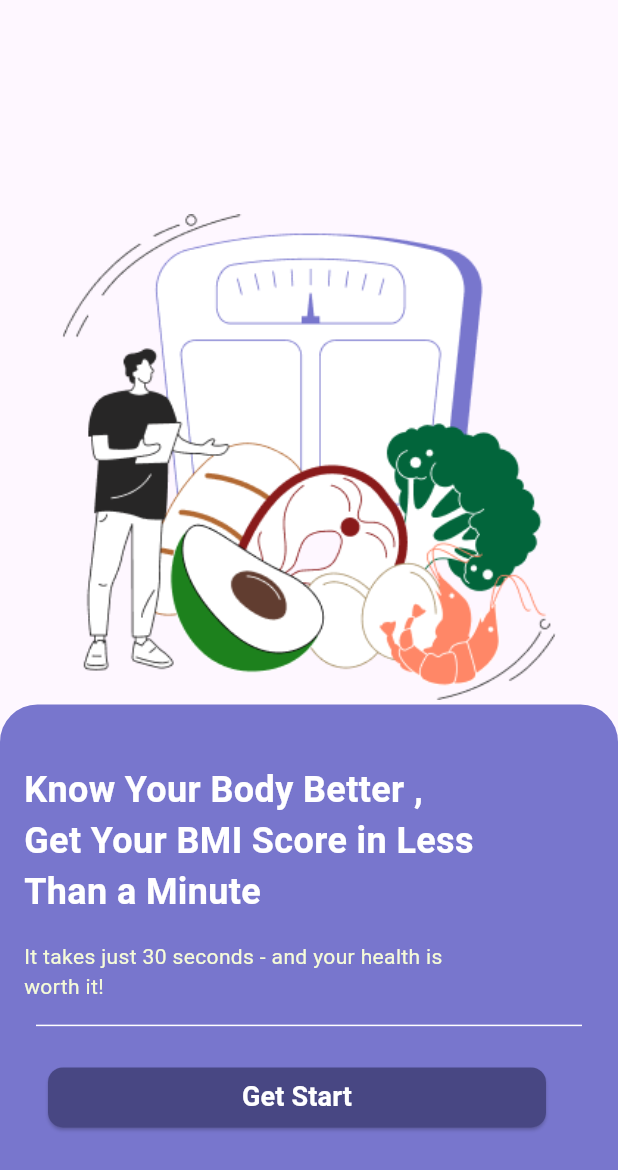
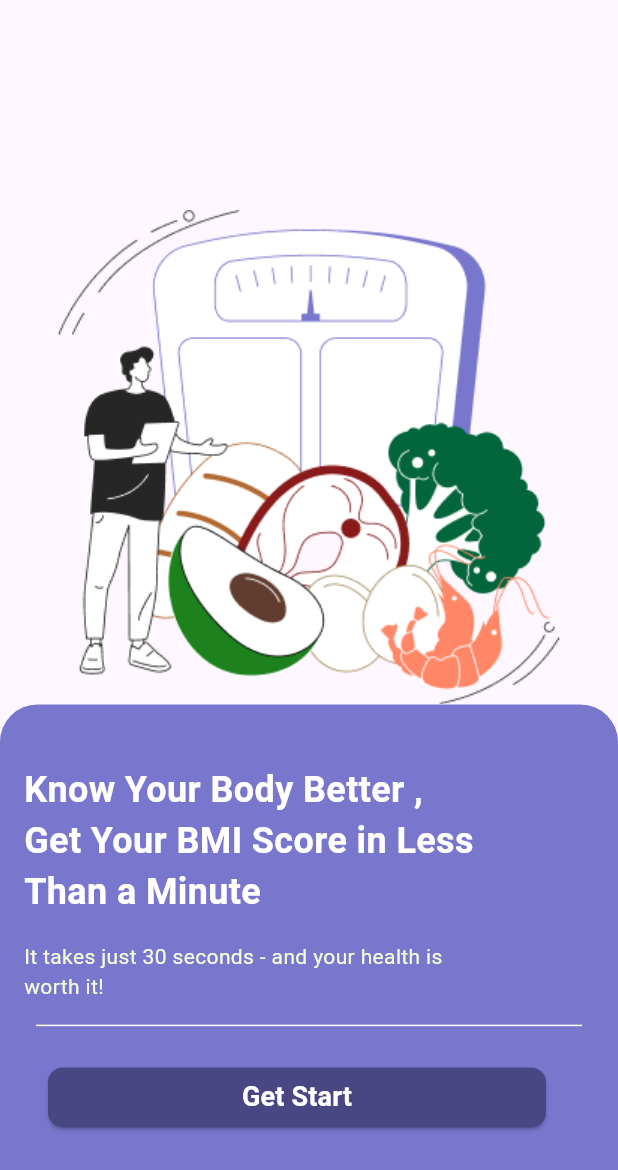
Before and after one commit to TasneemTarik/BMI, a Flutter app: the screen it shows after launch, on a phone screen of 412 x 824 dp. Shown: the top 1170 px of the screen. Run offline on Flutter 3.47's test engine with Material 3 defaults, Android fonts, the phone set to English and light mode, and no system bars.

Commit message:
first_commit

```diff
--- /dev/null
+++ b/lib/core/appcolor.dart
@@ -0,0 +1,5 @@
+import 'package:flutter/cupertino.dart';
+
+class Appcolor {
+  static Color purple = Color(0xff);
+}
--- a/lib/features/HomePage/Presentation/Views/bmi.dart
+++ b/lib/features/BMI_calculations/Presentation/UIscreens/bmi.dart
@@ -3,8 +3,8 @@ import 'package:new_project/core/customButton.dart';
 import 'package:new_project/core/custom_container.dart';
 import 'package:new_project/core/custom_text_field.dart';
 import 'package:new_project/core/styles.dart';
-import 'package:new_project/features/HomePage/Presentation/Views/bmi_result.dart';
-import 'package:new_project/features/HomePage/Presentation/Widgets/image_container.dart';
+import 'package:new_project/features/BMI_calculations/Presentation/UIscreens/bmi_result.dart';
+import 'package:new_project/features/BMI_calculations/Presentation/Widgets/image_container.dart';
 
 class BMIPage extends StatefulWidget {
   const BMIPage({super.key});
--- a/lib/features/HomePage/Presentation/Widgets/custom_container_home.dart
+++ b/lib/features/BMI_calculations/Presentation/Widgets/custom_container_home.dart
@@ -2,7 +2,7 @@
 import 'package:flutter/material.dart';
 import 'package:new_project/core/customButton.dart';
 import 'package:new_project/core/styles.dart';
-import 'package:new_project/features/HomePage/Presentation/Views/bmi.dart';
+import 'package:new_project/features/BMI_calculations/Presentation/UIscreens/bmi.dart';
 
 class CustomContainerHome extends StatelessWidget {
   const CustomContainerHome({
--- a/lib/features/HomePage/Presentation/Widgets/home_page_body.dart
+++ b/lib/features/BMI_calculations/Presentation/Widgets/home_page_body.dart
@@ -19,7 +19,7 @@ class HomePageBody extends StatelessWidget {
           padding: const EdgeInsets.symmetric(horizontal: 16),
           child: Image.asset(
             'assets/Images/Illustration.png',
-            width: MediaQuery.of(context).size.width * .8,
+            // width: MediaQuery.of(context).size.width * .8,
             height: MediaQuery.of(context).size.height * .4,
           ),
         ),
```
Also changed, not shown: lib/features/BMI_calculations/Presentation/Widgets/bmi_result_body.dart (renamed from lib/features/HomePage/Presentation/Widgets/bmi_result_body.dart, +6 -1 lines), lib/main.dart (+3 -4 lines), pubspec.yaml (+1 -6 lines), lib/features/BMI_calculations/Presentation/UIscreens/bmi_result.dart (renamed from lib/features/HomePage/Presentation/Views/bmi_result.dart), lib/features/BMI_calculations/Presentation/UIscreens/home_page.dart (renamed from lib/features/HomePage/Presentation/Views/home_page.dart), lib/features/BMI_calculations/Presentation/Widgets/image_container.dart (renamed from lib/features/HomePage/Presentation/Widgets/image_container.dart), pubspec.lock, 1 other file.
